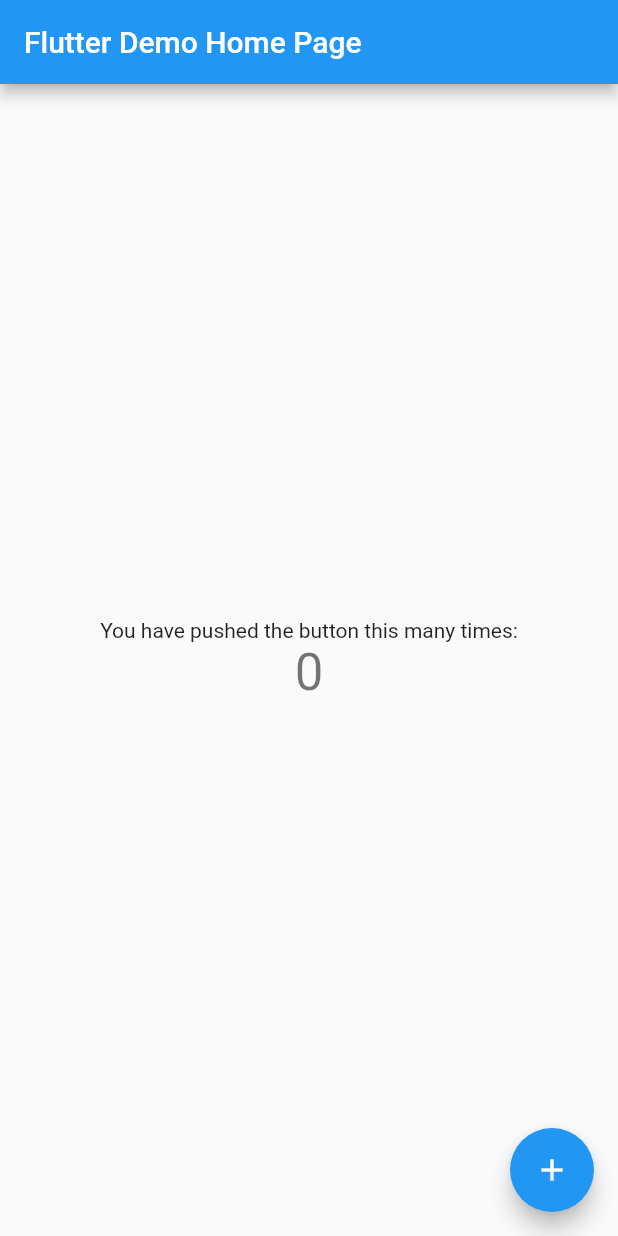
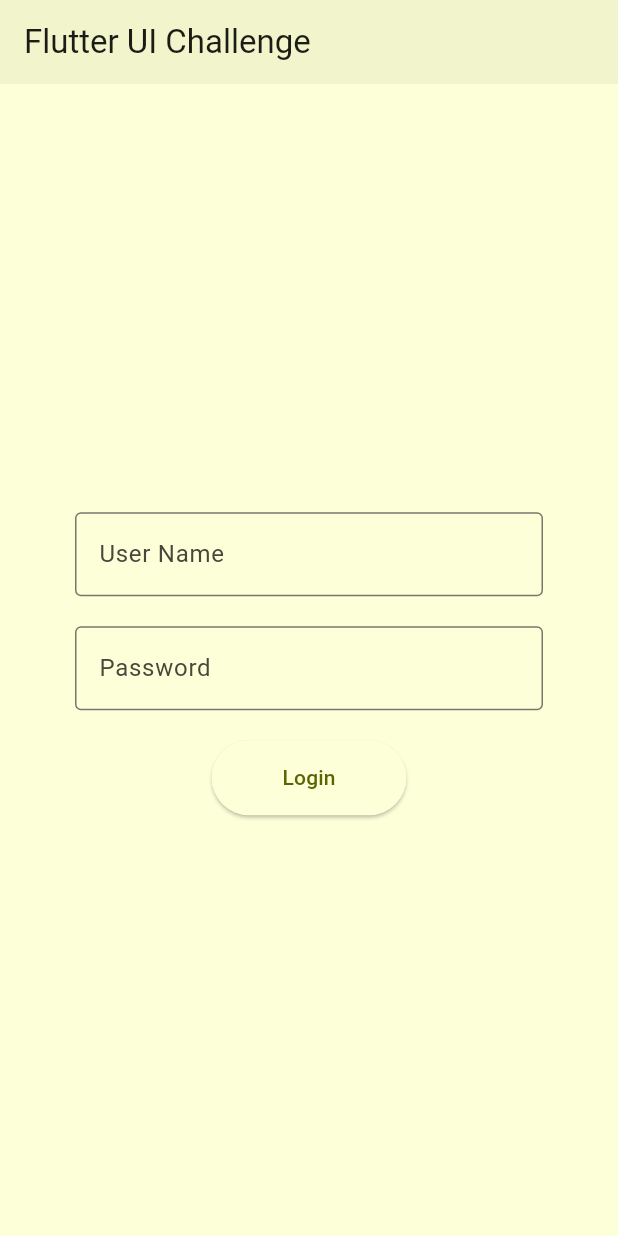
Before and after one commit to shinel94/flutter-ui-100-challenge, a Flutter app: the screen it shows after launch, on a phone screen of 412 x 824 dp. Run offline on Flutter 3.47's test engine with Material 2 defaults, Android fonts, the phone set to English and light mode, and no system bars; our stand-ins replace flutter_mobx, mobx; generated files the repository leaves out were written again.

Commit message:
login ui
일단 textfield를 인터넷에서 가져왔기 때문에 내가 했다고 볼 수 없을 듯

```diff
--- /dev/null
+++ b/lib/login.dart
@@ -0,0 +1,60 @@
+import 'package:flutter/cupertino.dart';
+import 'package:flutter/material.dart';
+import 'package:flutter/src/widgets/container.dart';
+import 'package:flutter/src/widgets/framework.dart';
+
+class LoginContainer extends StatefulWidget {
+  const LoginContainer({super.key});
+
+  @override
+  State<LoginContainer> createState() => _LoginContainerState();
+}
+
+class _LoginContainerState extends State<LoginContainer> {
+  TextEditingController nameController = TextEditingController();
+  TextEditingController passwordController = TextEditingController();
+
+  @override
+  Widget build(BuildContext context) {
+    double yMargin = 30;
+    return Container(
+      alignment: Alignment.center,
+      margin: EdgeInsets.only(top: yMargin, bottom: yMargin),
+      child:
+          Column(mainAxisAlignment: MainAxisAlignment.spaceBetween, children: [
+        Container(
+          padding: const EdgeInsets.all(10),
+          child: TextField(
+            controller: nameController,
+            decoration: const InputDecoration(
+                border: OutlineInputBorder(borderSide: BorderSide()),
+                labelText: 'User Name'),
+          ),
+        ),
+        Container(
+          padding: const EdgeInsets.fromLTRB(10, 10, 10, 0),
+          child: TextField(
+            obscureText: true,
+            controller: passwordController,
+            decoration: const InputDecoration(
+              border: OutlineInputBorder(),
+              labelText: 'Password',
+            ),
+          ),
+        ),
+        Container(
+            height: 50,
+            margin: const EdgeInsets.fromLTRB(10, 20, 10, 5),
+            width: 150,
+            padding: const EdgeInsets.fromLTRB(10, 0, 10, 0),
+            child: ElevatedButton(
+              child: const Text('Login'),
+              onPressed: () {
+                print(nameController.text);
+                print(passwordController.text);
+              },
+            )),
+      ]),
+    );
+  }
+}
--- a/lib/main.dart
+++ b/lib/main.dart
@@ -1,115 +1,55 @@
 import 'package:flutter/material.dart';
+import 'package:flutter_mobx/flutter_mobx.dart';
+import 'package:ui100c/login.dart';
+import 'color_schemes.g.dart';
+import 'store/counter.dart';
+
+final counter = Counter();
 
 void main() {
   runApp(const MyApp());
 }
 
 class MyApp extends StatelessWidget {
-  const MyApp({super.key});
+  const MyApp({Key? key}) : super(key: key);
 
   // This widget is the root of your application.
   @override
   Widget build(BuildContext context) {
     return MaterialApp(
-      title: 'Flutter Demo',
-      theme: ThemeData(
-        // This is the theme of your application.
-        //
-        // Try running your application with "flutter run". You'll see the
-        // application has a blue toolbar. Then, without quitting the app, try
-        // changing the primarySwatch below to Colors.green and then invoke
-        // "hot reload" (press "r" in the console where you ran "flutter run",
-        // or simply save your changes to "hot reload" in a Flutter IDE).
-        // Notice that the counter didn't reset back to zero; the application
-        // is not restarted.
-        primarySwatch: Colors.blue,
-      ),
-      home: const MyHomePage(title: 'Flutter Demo Home Page'),
+      theme: ThemeData(useMaterial3: true, colorScheme: lightColorScheme),
+      darkTheme: ThemeData(useMaterial3: true, colorScheme: darkColorScheme),
+      home: const Home(),
     );
   }
 }
 
-class MyHomePage extends StatefulWidget {
-  const MyHomePage({super.key, required this.title});
+class Home extends StatelessWidget {
+  const Home({Key? key}) : super(key: key);
 
-  // This widget is the home page of your application. It is stateful, meaning
-  // that it has a State object (defined below) that contains fields that affect
-  // how it looks.
-
-  // This class is the configuration for the state. It holds the values (in this
-  // case the title) provided by the parent (in this case the App widget) and
-  // used by the build method of the State. Fields in a Widget subclass are
-  // always marked "final".
-
-  final String title;
-
-  @override
-  State<MyHomePage> createState() => _MyHomePageState();
-}
-
-class _MyHomePageState extends State<MyHomePage> {
-  int _counter = 0;
-
-  void _incrementCounter() {
-    setState(() {
-      // This call to setState tells the Flutter framework that something has
-      // changed in this State, which causes it to rerun the build method below
-      // so that the display can reflect the updated values. If we changed
-      // _counter without calling setState(), then the build method would not be
-      // called again, and so nothing would appear to happen.
-      _counter++;
-    });
-  }
-
+  // This widget is the root of your application.
   @override
   Widget build(BuildContext context) {
-    // This method is rerun every time setState is called, for instance as done
-    // by the _incrementCounter method above.
-    //
-    // The Flutter framework has been optimized to make rerunning build methods
-    // fast, so that you can just rebuild anything that needs updating rather
-    // than having to individually change instances of widgets.
     return Scaffold(
       appBar: AppBar(
-        // Here we take the value from the MyHomePage object that was created by
-        // the App.build method, and use it to set our appbar title.
-        title: Text(widget.title),
+        elevation: 2,
+        title: const Text("Flutter UI Challenge"),
       ),
       body: Center(
-        // Center is a layout widget. It takes a single child and positions it
-        // in the middle of the parent.
-        child: Column(
-          // Column is also a layout widget. It takes a list of children and
-          // arranges them vertically. By default, it sizes itself to fit its
-          // children horizontally, and tries to be as tall as its parent.
-          //
-          // Invoke "debug painting" (press "p" in the console, choose the
-          // "Toggle Debug Paint" action from the Flutter Inspector in Android
-          // Studio, or the "Toggle Debug Paint" command in Visual Studio Code)
-          // to see the wireframe for each widget.
-          //
-          // Column has various properties to control how it sizes itself and
-          // how it positions its children. Here we use mainAxisAlignment to
-          // center the children vertically; the main axis here is the vertical
-          // axis because Columns are vertical (the cross axis would be
-          // horizontal).
-          mainAxisAlignment: MainAxisAlignment.center,
-          children: <Widget>[
-            const Text(
-              'You have pushed the button this many times:',
-            ),
-            Text(
-              '$_counter',
-              style: Theme.of(context).textTheme.headline4,
-            ),
-          ],
+        child: SingleChildScrollView(
+          child: Column(
+            mainAxisAlignment: MainAxisAlignment.center,
+            children: [
+              Container(
+                padding: const EdgeInsets.only(left: 40, right: 40),
+                child: const LoginContainer(),
+              )
+            ],
+          ),
         ),
       ),
-      floatingActionButton: FloatingActionButton(
-        onPressed: _incrementCounter,
-        tooltip: 'Increment',
-        child: const Icon(Icons.add),
-      ), // This trailing comma makes auto-formatting nicer for build methods.
+      // floatingActionButton: FloatingActionButton(
+      //     onPressed: counter.increment, tooltip: 'Increment')
     );
   }
 }
--- a/pubspec.yaml
+++ b/pubspec.yaml
@@ -36,6 +36,11 @@ dependencies:
   # The following adds the Cupertino Icons font to your application.
   # Use with the CupertinoIcons class for iOS style icons.
   cupertino_icons: ^1.0.2
+  mobx: ^2.1.0
+  build_runner: ^2.3.0
+  json_annotation: ^4.7.0
+  mobx_codegen: ^2.0.7+3
+  flutter_mobx: ^2.0.6+4
 
 dev_dependencies:
   flutter_test:
```
Also changed, not shown: lib/store/auth.dart (added, +28 -0 lines), lib/store/counter.dart (added, +15 -0 lines), lib/color_schemes.g.dart (added), lib/store/auth.g.dart (added), lib/store/counter.g.dart (added), pubspec.lock.
